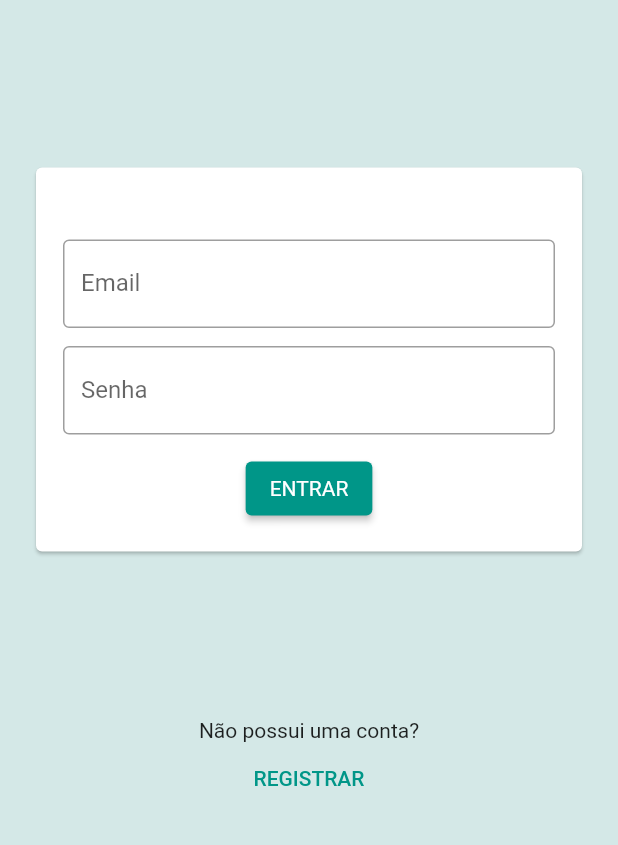
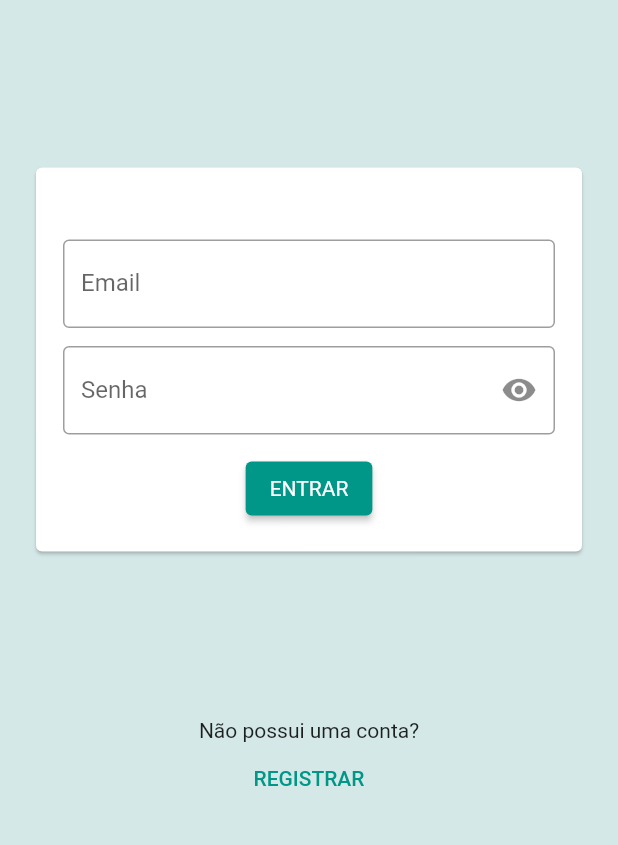
Before and after one commit to RaphaelRat/4groRice, a Flutter app: the screen it shows after launch, on a phone screen of 412 x 824 dp, the part 254-1099 px from its top. Run offline on Flutter 3.47's test engine with Material 2 defaults, Android fonts, the phone set to English and light mode, and no system bars; our stand-ins replace get; missing offline and left inert: http_interceptor.

Commit message:
add login method

```diff
--- a/lib/app/modules/login/login.dart
+++ b/lib/app/modules/login/login.dart
@@ -1,3 +1,4 @@
+import 'package:agrorice/app/modules/login/login_controller.dart';
 import 'package:flutter/material.dart';
 import 'package:get/get.dart';
 
@@ -5,7 +6,7 @@ import '../home/home/home.dart';
 import '../register/register.dart';
 import '../../global_widgets/responsive_container.dart';
 
-class LoginScreen extends StatelessWidget {
+class LoginScreen extends GetView<LoginController> {
   static const route = '/login';
 
   const LoginScreen({Key? key}) : super(key: key);
@@ -31,8 +32,9 @@ class LoginScreen extends StatelessWidget {
                   padding: const EdgeInsets.fromLTRB(18, 48, 18, 18),
                   child: Column(
                     children: [
-                      const TextField(
-                        decoration: InputDecoration(
+                      TextField(
+                        controller: controller.emailController,
+                        decoration: const InputDecoration(
                           border: OutlineInputBorder(),
                           labelText: 'Email',
                         ),
@@ -40,11 +42,20 @@ class LoginScreen extends StatelessWidget {
                       const SizedBox(
                         height: 12,
                       ),
-                      const TextField(
-                        obscureText: true,
-                        decoration: InputDecoration(
-                          border: OutlineInputBorder(),
-                          labelText: 'Senha',
+                      Obx(
+                        () => TextField(
+                          controller: controller.senhaController,
+                          obscureText: controller.isObscureText.value,
+                          decoration: InputDecoration(
+                            border: const OutlineInputBorder(),
+                            labelText: 'Senha',
+                            suffixIcon: IconButton(
+                              icon: Icon(
+                                controller.isObscureText.value ? Icons.visibility : Icons.visibility_off,
+                              ),
+                              onPressed: () => controller.isObscureText.value = !controller.isObscureText.value,
+                            ),
+                          ),
                         ),
                       ),
                       const SizedBox(
@@ -54,7 +65,9 @@ class LoginScreen extends StatelessWidget {
                         style: ElevatedButton.styleFrom(
                           textStyle: const TextStyle(),
                         ),
-                        onPressed: () => Get.offAllNamed(HomeScreen.route),
+                        onPressed: controller.login,
+
+                        // onPressed: () => Get.offAllNamed(HomeScreen.route),
                         child: const Text('ENTRAR'),
                       ),
                     ],
--- /dev/null
+++ b/lib/app/modules/login/login_controller.dart
@@ -0,0 +1,37 @@
+import 'package:agrorice/app/data/providers/web_client/web_client.dart';
+import 'package:agrorice/app/modules/home/home/home.dart';
+import 'package:flutter/cupertino.dart';
+import 'package:flutter/foundation.dart';
+import 'package:get/get.dart';
+
+class LoginController extends GetxController {
+  final emailController = TextEditingController(text: kDebugMode ? 'raphael@contato.com' : '');
+  final senhaController = TextEditingController(text: kDebugMode ? '123123' : '');
+
+  final isObscureText = true.obs;
+
+  final webClient = WebClient();
+
+  void login() async {
+    if (emailController.text.isEmpty || senhaController.text.isEmpty) {
+      Get.defaultDialog(title: 'Erro', middleText: 'Preencha todos os campos!');
+      return;
+    }
+    try {
+      final response = await webClient.postLoginUser(emailController.text, senhaController.text);
+
+      print('\Usuário : $response');
+      Get.offAllNamed(HomeScreen.route);
+    } catch (e) {
+      print('\nERRO\n$e');
+      Get.defaultDialog(title: 'Erro', middleText: 'Usuário e/ou senha incorreto(s)!');
+    }
+  }
+
+  @override
+  void dispose() {
+    emailController.dispose();
+    senhaController.dispose();
+    super.dispose();
+  }
+}
--- a/lib/app/routes/pages.dart
+++ b/lib/app/routes/pages.dart
@@ -1,3 +1,4 @@
+import 'package:agrorice/app/modules/login/login_controller.dart';
 import 'package:get/get.dart';
 
 import '../modules/home/profile/profile_controller.dart';
@@ -22,7 +23,7 @@ List<GetPage> getAppPages() {
         BindingsBuilder(() => Get.lazyPut(() => ProfileController())),
       ],
     ),
-    GetPage(name: LoginScreen.route, page: () => const LoginScreen()),
+    GetPage(name: LoginScreen.route, page: () => const LoginScreen(), binding: BindingsBuilder(() => Get.lazyPut(() => LoginController()))),
     GetPage(name: RegisterScreen.route, page: () => RegisterScreen()),
     GetPage(name: EstimationPage.route, page: () => const EstimationPage()),
     GetPage(name: PlantationSection.route, page: () => const PlantationSection()),
```
